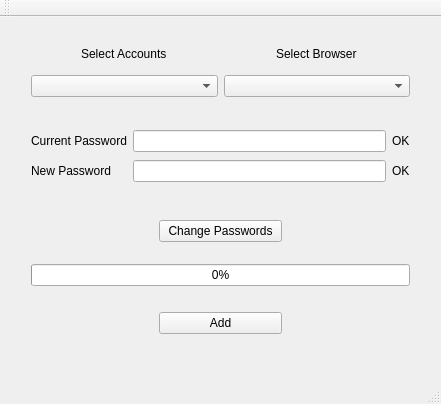
The window that ui/mainwindow.ui (QVllasa/PasswordManager) describes before a commit, drawn with Qt 5.
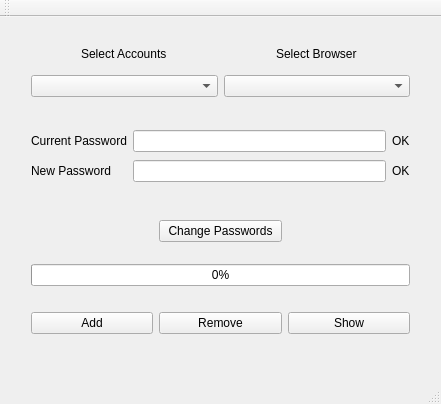
The same window after the commit.

The edit to the form file:
```diff
--- a/ui/mainwindow.ui
+++ b/ui/mainwindow.ui
@@ -129,13 +129,6 @@
        </property>
       </spacer>
      </item>
-     <item row="4" column="1">
-      <widget class="QPushButton" name="add">
-       <property name="text">
-        <string>Add</string>
-       </property>
-      </widget>
-     </item>
      <item row="2" column="0" colspan="3">
       <widget class="QProgressBar" name="progressBar">
        <property name="autoFillBackground">
@@ -188,6 +181,27 @@
        </property>
       </spacer>
      </item>
+     <item row="4" column="2">
+      <widget class="QPushButton" name="showButton">
+       <property name="text">
+        <string>Show</string>
+       </property>
+      </widget>
+     </item>
+     <item row="4" column="0">
+      <widget class="QPushButton" name="addButton">
+       <property name="text">
+        <string>Add</string>
+       </property>
+      </widget>
+     </item>
+     <item row="4" column="1">
+      <widget class="QPushButton" name="remButton">
+       <property name="text">
+        <string>Remove</string>
+       </property>
+      </widget>
+     </item>
     </layout>
    </widget>
   </widget>
```
